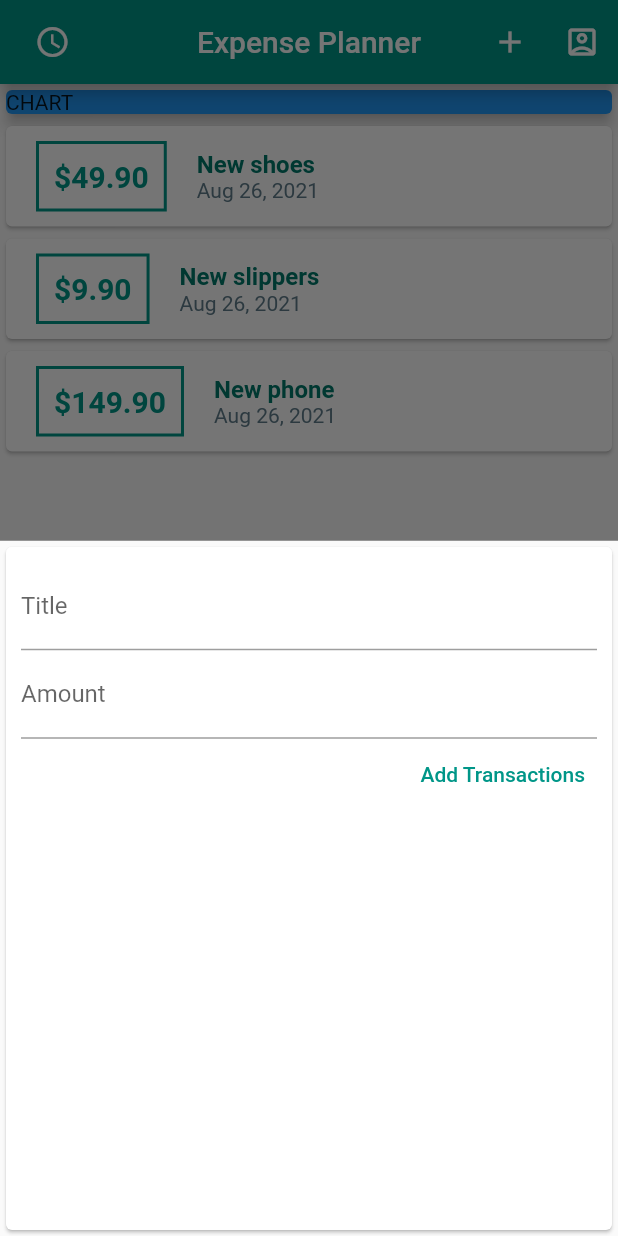
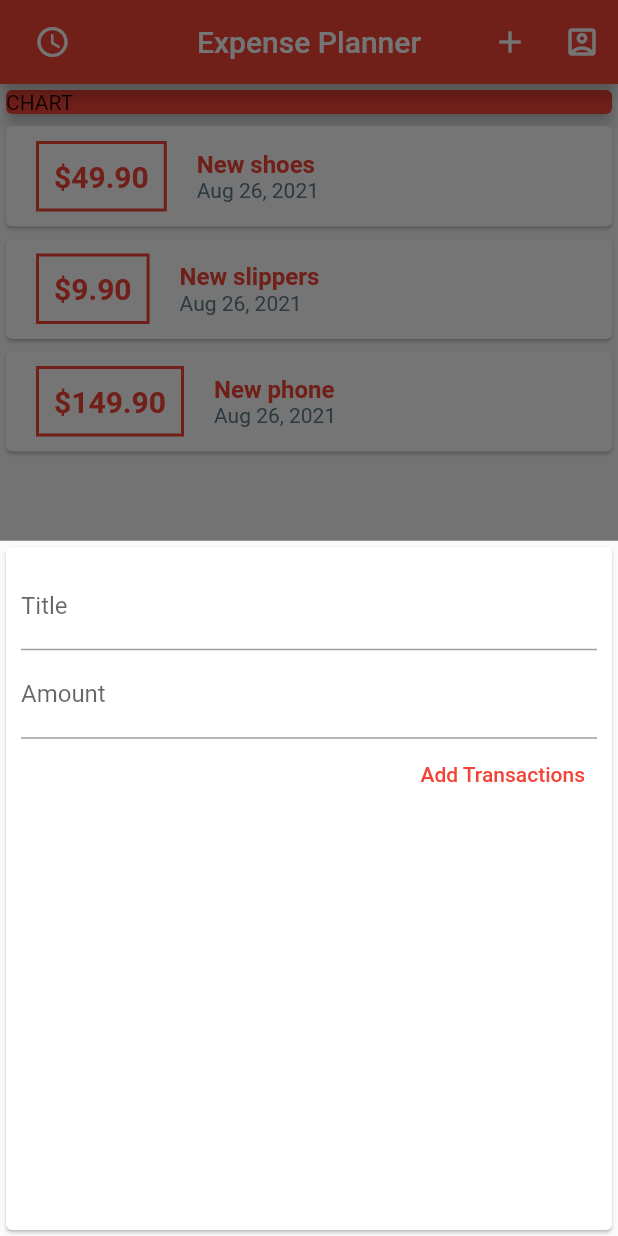
Before and after one commit to DesmondSol/expence_tracker, a Flutter app: the screen it shows after launch, after a tap on the "add" icon, on a phone screen of 412 x 824 dp. Run offline on Flutter 3.47's test engine with Material 2 defaults, Android fonts, the phone set to English and light mode, and no system bars.

Commit message:
theming standard made

```diff
--- a/lib/main.dart
+++ b/lib/main.dart
@@ -15,7 +15,12 @@ class MyApp extends StatelessWidget {
   Widget build(BuildContext context) {
     return MaterialApp(
       title: 'Expense Tracker',
+      theme: ThemeData(
+        primarySwatch: Colors.red,
+        accentColor: Colors.amberAccent,
+      ),
       home: MyHomePage(),
+      debugShowCheckedModeBanner: false,
     );
   }
 }
@@ -29,8 +34,6 @@ class MyHomePage extends StatefulWidget {
 }
 
 class MyHomeePage extends State<MyHomePage> {
-  final _messangerKey = GlobalKey<ScaffoldMessengerState>();
-
   final List<Transaction> _userTran = [
     Transaction(
         id: '1', title: 'New shoes', amount: 49.9, date: DateTime.now()),
@@ -78,7 +81,7 @@ class MyHomeePage extends State<MyHomePage> {
 
         appBar: AppBar(
           //actionsIconTheme: IconThemeData(color: Colors.white10, size: 36),
-          backgroundColor: Colors.teal,
+          backgroundColor: Theme.of(context).primaryColor,
           actions: <Widget>[
             IconButton(
                 icon: const Icon(Icons.add),
@@ -98,7 +101,7 @@ class MyHomeePage extends State<MyHomePage> {
                     'made by Solomon T \n contact me: soltig66@gmail.com',
                     textAlign: TextAlign.center,
                   ),
-                  backgroundColor: Colors.teal,
+                  backgroundColor: Theme.of(context).primaryColor,
                   //      duration: Duration(milliseconds: 200),
                 );
                 ScaffoldMessenger.of(context).showSnackBar(snackBar);
@@ -119,7 +122,7 @@ class MyHomeePage extends State<MyHomePage> {
               width: double.infinity,
               child: Card(
                 child: Text('CHART'),
-                color: Colors.blue,
+                color: Theme.of(context).primaryColor,
                 // child: Container(  one way is wrapping the child the other is wrapping the parent
                 //     width: double.infinity,
                 //     child: Text('CHART')),
--- a/lib/widgets/new_transaction.dart
+++ b/lib/widgets/new_transaction.dart
@@ -1,12 +1,20 @@
 import 'package:flutter/material.dart';
 
-class NewTransaction extends StatelessWidget {
+// consider converting to stateful widget if stg is not working
+class NewTransaction extends StatefulWidget {
 //  const NewTransaction({ Key? key }) : super(key: key);
   final Function addtx;
-  final titleController = TextEditingController();
-  final amountContoller = TextEditingController();
 
   NewTransaction(this.addtx);
+
+  @override
+  _NewTransactionState createState() => _NewTransactionState();
+}
+
+class _NewTransactionState extends State<NewTransaction> {
+  final titleController = TextEditingController();
+
+  final amountContoller = TextEditingController();
 
   void submitData() {
     if (titleController.text.isEmpty || amountContoller.text.isEmpty) {
@@ -21,7 +29,8 @@ class NewTransaction extends StatelessWidget {
       print('please enter realistic values');
       return;
     }
-    addtx(enteredTitle, enteredAmnt);
+    widget.addtx(enteredTitle, enteredAmnt);
+    Navigator.of(context).pop();
   }
 
   @override
@@ -50,7 +59,7 @@ class NewTransaction extends StatelessWidget {
                 onPressed: submitData,
                 child: Text(
                   'Add Transactions',
-                  style: TextStyle(color: Colors.teal),
+                  style: TextStyle(color: Theme.of(context).primaryColor),
                 ))
           ],
         ),
--- a/lib/widgets/transaction_list.dart
+++ b/lib/widgets/transaction_list.dart
@@ -25,13 +25,14 @@ class TransactionList extends StatelessWidget {
               Container(
                 margin: EdgeInsets.symmetric(vertical: 10, horizontal: 20),
                 decoration: BoxDecoration(
-                    border: Border.all(color: Colors.teal, width: 2)),
+                    border: Border.all(
+                        color: Theme.of(context).primaryColor, width: 2)),
                 child: Text(
                   '\$${transaction[index].amount.toStringAsFixed(2)}',
                   style: TextStyle(
                       fontWeight: FontWeight.bold,
                       fontSize: 20,
-                      color: Colors.teal),
+                      color: Theme.of(context).primaryColor),
                 ),
                 padding: EdgeInsets.all(10),
               ),
@@ -41,7 +42,7 @@ class TransactionList extends StatelessWidget {
                   Text(
                     transaction[index].title,
                     style: TextStyle(
-                        color: Colors.teal[700],
+                        color: Theme.of(context).primaryColor,
                         fontSize: 18 - 2,
                         fontWeight: FontWeight.bold),
                   ),
```
